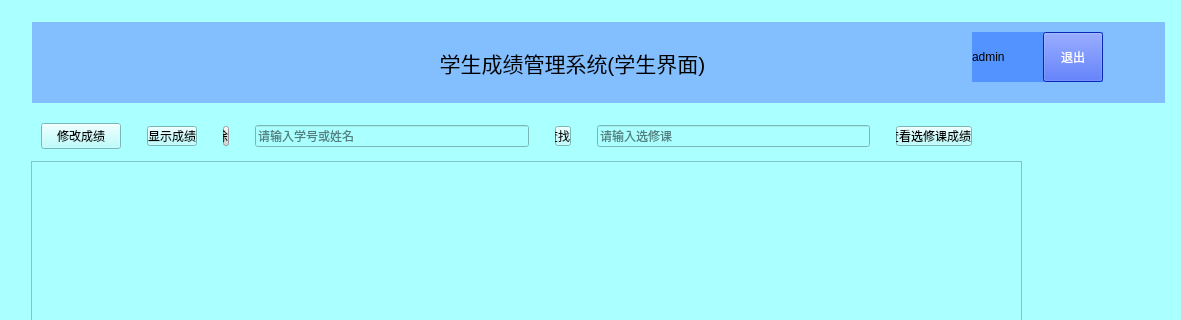
Old version of the form Student_Mangement/studentwindow.ui in the repository mzhnx-go/Date-Structure-homework; both pictures show x 0 to 1181 and y 0 to 320 of the 1181 by 698 pixel window.
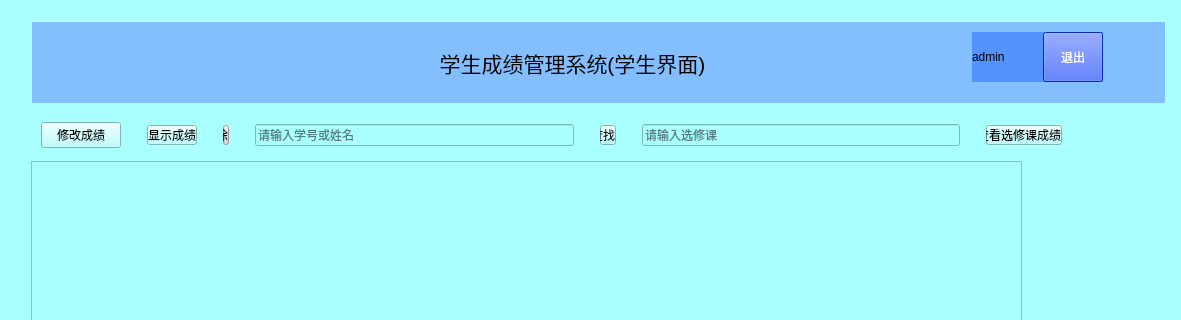
New version of the form. Icons and pictures are not drawn.

What changed in the file:
```diff
--- a/Student_Mangement/studentwindow.ui
+++ b/Student_Mangement/studentwindow.ui
@@ -132,9 +132,9 @@
        <property name="geometry">
         <rect>
          <x>20</x>
-         <y>100</y>
-         <width>931</width>
-         <height>50</height>
+         <y>99</y>
+         <width>1021</width>
+         <height>51</height>
         </rect>
        </property>
        <layout class="QHBoxLayout" name="horizontalLayout_3">
```
